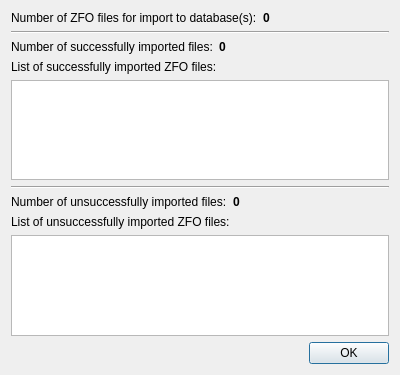
Above: src/gui/ui/dlg_import_zfo_result.ui from psakar/datovka before the change. Below: the same form after it.
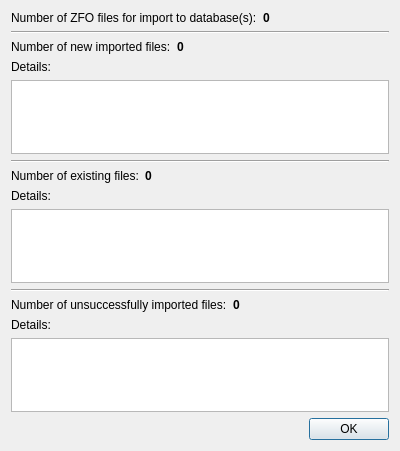
That is the form after the change.

Commit message: Improved ZFO import

The edit to the form file:
```diff
--- a/src/gui/ui/dlg_import_zfo_result.ui
+++ b/src/gui/ui/dlg_import_zfo_result.ui
@@ -7,7 +7,7 @@
     <x>0</x>
     <y>0</y>
     <width>400</width>
-    <height>375</height>
+    <height>451</height>
    </rect>
   </property>
   <property name="windowTitle">
@@ -50,7 +50,7 @@
      <item row="0" column="0">
       <widget class="QLabel" name="labelDone">
        <property name="text">
-        <string>Number of successfully imported files:</string>
+        <string>Number of new imported files:</string>
        </property>
       </widget>
      </item>
@@ -72,7 +72,7 @@
    <item>
     <widget class="QLabel" name="succListHeader">
      <property name="text">
-      <string>List of successfully imported ZFO files:</string>
+      <string>Details:</string>
      </property>
     </widget>
    </item>
@@ -83,6 +83,50 @@
      </property>
     </widget>
    </item>
+   <item>
+    <widget class="Line" name="line_3">
+     <property name="orientation">
+      <enum>Qt::Horizontal</enum>
+     </property>
+    </widget>
+   </item>
+   <item>
+    <layout class="QFormLayout" name="formLayout">
+     <property name="fieldGrowthPolicy">
+      <enum>QFormLayout::AllNonFixedFieldsGrow</enum>
+     </property>
+     <item row="0" column="0">
+      <widget class="QLabel" name="labelExist">
+       <property name="text">
+        <string>Number of existing files:</string>
+       </property>
+      </widget>
+     </item>
+     <item row="0" column="1">
+      <widget class="QLabel" name="zfoExist">
+       <property name="font">
+        <font>
+         <weight>75</weight>
+         <bold>true</bold>
+        </font>
+       </property>
+       <property name="text">
+        <string>0</string>
+       </property>
+      </widget>
+     </item>
+    </layout>
+   </item>
+   <item>
+    <widget class="QLabel" name="existListHeader">
+     <property name="text">
+      <string>Details:</string>
+     </property>
+    </widget>
+   </item>
+   <item>
+    <widget class="QTextEdit" name="existList"/>
+   </item>
    <item>
     <widget class="Line" name="line_2">
      <property name="orientation">
@@ -117,7 +161,7 @@
    <item>
     <widget class="QLabel" name="errListHeader">
      <property name="text">
-      <string>List of unsuccessfully imported ZFO files:</string>
+      <string>Details:</string>
      </property>
     </widget>
    </item>
```
The commit also changes 11 other files.
